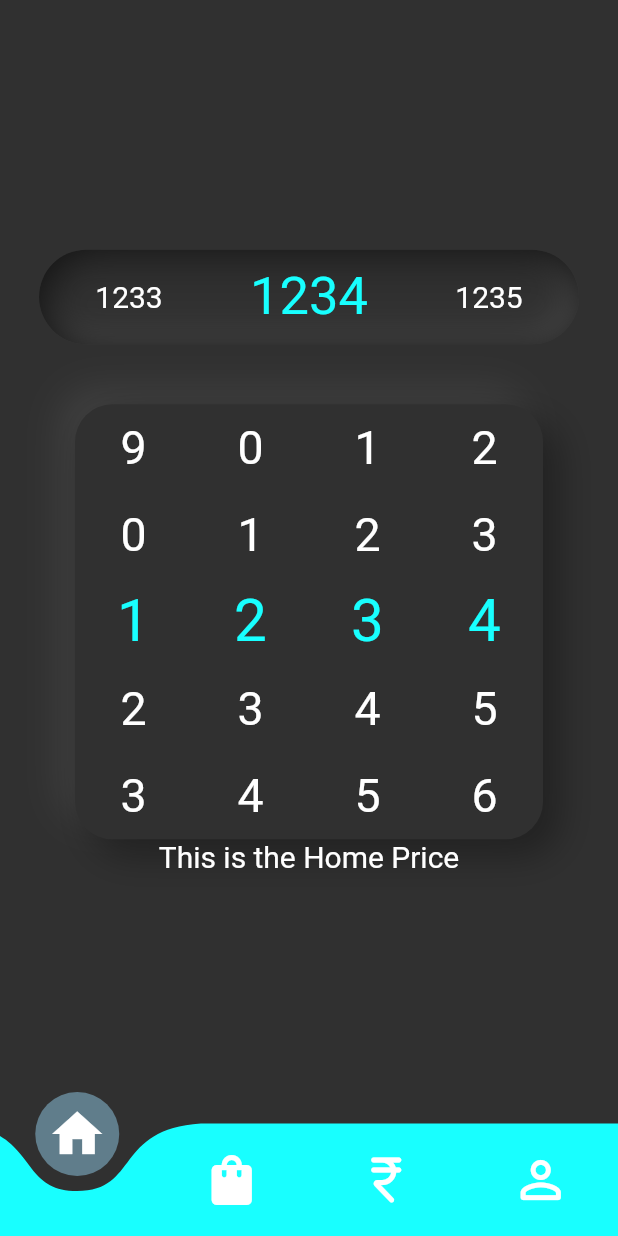
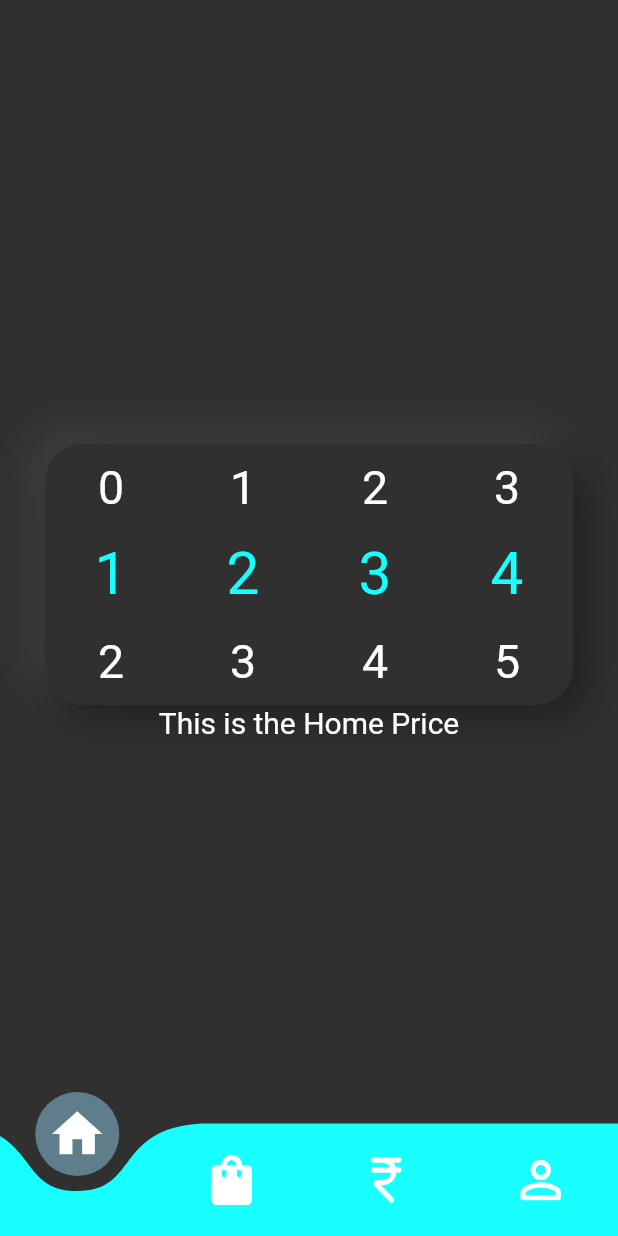
Before and after one commit to SabFaltu/Khataa, a Flutter app: the screen it shows after launch, on a phone screen of 412 x 824 dp. Run offline on Flutter 3.47's test engine with Material 2 defaults, Android fonts, the phone set to English and light mode, and no system bars; drawn by our look-alikes of curved_navigation_bar, numberpicker; our stand-ins replace flutter_inset_box_shadow, flutter_neumorphic; missing offline and left inert: dart:html.

Commit message:
final box dimension

```diff
--- a/lib/Home/home.dart
+++ b/lib/Home/home.dart
@@ -1,3 +1,5 @@
+import 'dart:html';
+
 import 'package:flutter/material.dart' hide BoxDecoration, BoxShadow;
 
 import 'package:flutter_inset_box_shadow/flutter_inset_box_shadow.dart';
@@ -37,56 +39,22 @@ class __ExpenseValsState extends State<_ExpenseVals> {
   int _valHuns = 2;
   int _valTens = 3;
   int _valOnes = 4;
-  int _valFinal = 0;
+
+  // valFinal = ((_valThos * 1000) + (_valHuns * 100) + (_valTens * 10) +(_valOnes));
   // Widget Vals
   final _infiLoop = true;
   final _numHapticc = true;
   final _numStyle = const TextStyle(fontSize: 31);
   final _selectNumStyle =
       const TextStyle(fontSize: 39, color: Colors.cyanAccent);
-  final _numCount = 5;
+  final _numCount = 3;
   final _numHeight = 58.0;
-  final _numWidth = 78.0; //65
+  final _numWidth = 88.0; //65
 
   @override
   Widget build(BuildContext context) {
     return Column(
       children: [
-        Container(
-          decoration: BoxDecoration(
-              borderRadius: BorderRadius.circular(40),
-              color: const Color.fromARGB(255, 48, 48, 48),
-              boxShadow: const [
-                BoxShadow(
-                  blurRadius: 20.0,
-                  offset: Offset(-5, -5),
-                  color: Color.fromARGB(255, 77, 77, 77),
-                  inset: true,
-                ),
-                BoxShadow(
-                  blurRadius: 20.0,
-                  offset: Offset(5, 5),
-                  color: Color.fromARGB(255, 19, 19, 19),
-                  inset: true,
-                ),
-              ]),
-          child: NumberPicker(
-            axis: Axis.horizontal,
-            selectedTextStyle:
-                const TextStyle(fontSize: 35, color: Colors.cyanAccent),
-            textStyle: const TextStyle(fontSize: 20),
-            itemHeight: 63,
-            itemWidth: 120,
-            itemCount: 3,
-            value: ((_valThos * 1000) +
-                (_valHuns * 100) +
-                (_valTens * 10) +
-                (_valOnes)),
-            minValue: 0,
-            maxValue: 9999,
-            onChanged: (value) => setState(() => _valFinal = value),
-          ),
-        ),
         const SizedBox(height: 40),
         Container(
           decoration: BoxDecoration(
@@ -95,13 +63,13 @@ class __ExpenseValsState extends State<_ExpenseVals> {
               boxShadow: const [
                 BoxShadow(
                   blurRadius: 20.0,
-                  offset: Offset(-11, -11),
+                  offset: Offset(-10, -10),
                   color: Color.fromARGB(255, 63, 63, 63),
                   //inset: true,
                 ),
                 BoxShadow(
                   blurRadius: 20.0,
-                  offset: Offset(11, 11),
+                  offset: Offset(10, 10),
                   color: Color.fromARGB(255, 33, 33, 33),
                   //inset: true,
                 ),
```
